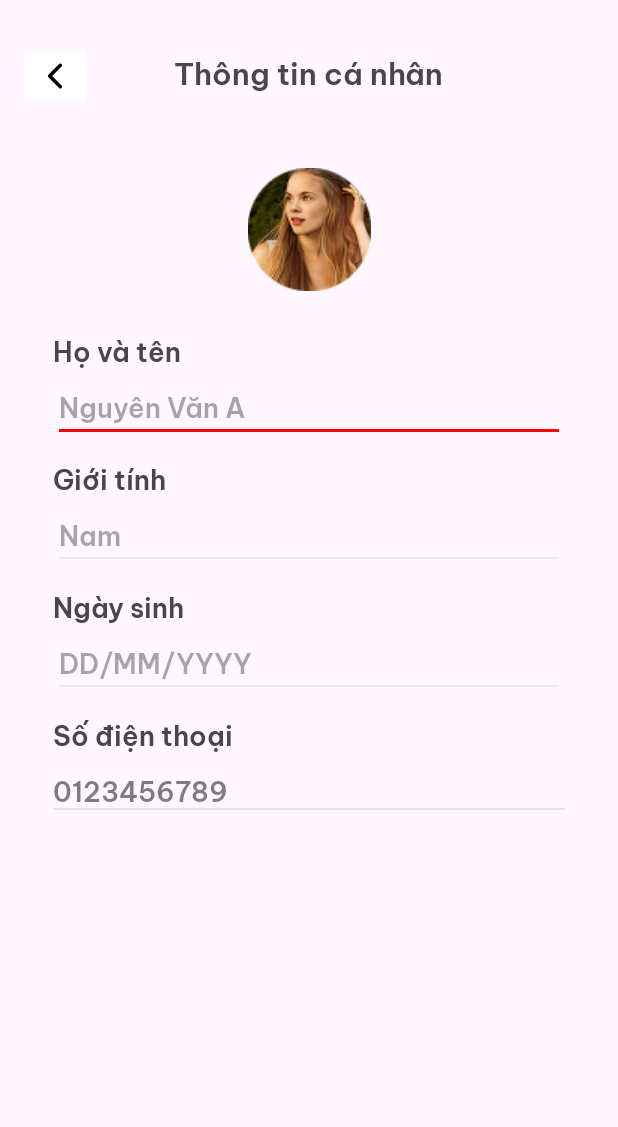
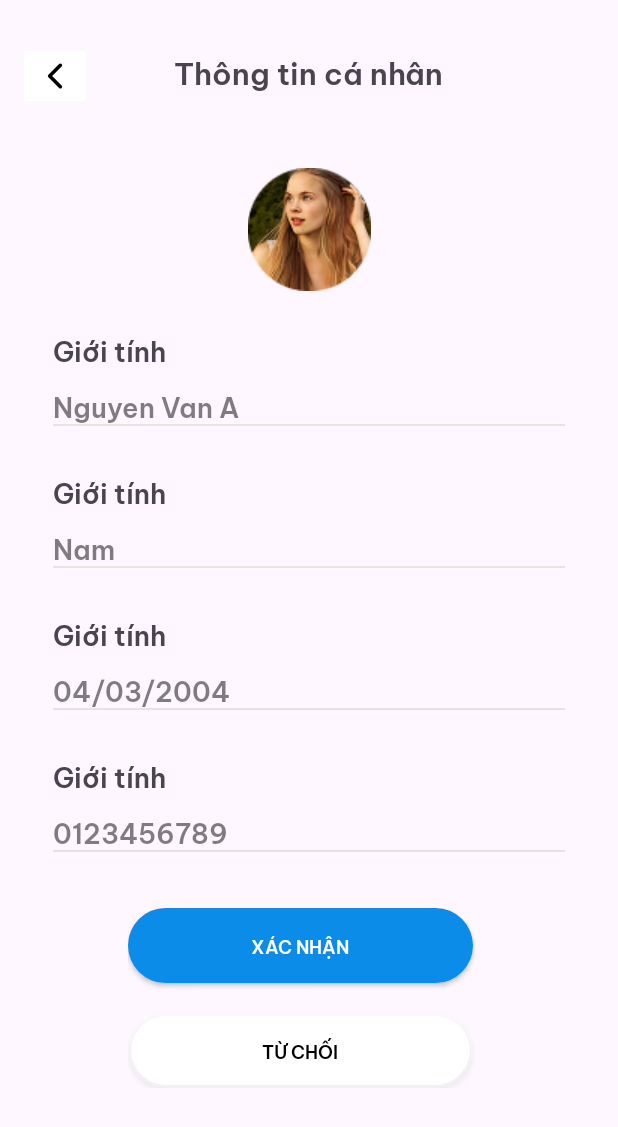
Before and after one commit to danhquyen2004/ProjectAndroid, an Android app: the PlayerInfor screen opened directly, with no data from a screen before it, on a phone screen of 412 x 824 dp. Shown: the top 1127 px of the screen. Run offline under Robolectric (Android 15) with nearby library versions, the phone set to English and light mode, and no system bars; our stand-ins replace CircleImageView.

Commit message:
add player_infor scene

```diff
--- a/Android/app/src/main/res/layout/activity_player_infor.xml
+++ b/Android/app/src/main/res/layout/activity_player_infor.xml
@@ -44,105 +44,99 @@
 
     <TextView
         android:id="@+id/tvPlayerName"
-        android:layout_width="wrap_content"
-        android:layout_height="wrap_content"
-        android:text="Họ và tên"
-        android:textSize="18sp"
-        android:textStyle="bold"
-        android:layout_marginStart="35dp"
+        style="@style/LabelInforTextViewStyle"
+        android:text="Giới tính"
+        android:layout_marginTop="25dp"
         app:layout_constraintTop_toBottomOf="@+id/imgAvatar"
-        app:layout_constraintStart_toStartOf="parent"
-        android:layout_marginTop="25dp"/>
-
-    <EditText
-        android:id="@+id/edtPlayerName"
-        android:layout_width="match_parent"
-        android:layout_height="wrap_content"
-        android:hint="Nguyên Văn A"
-        android:inputType="textPersonName"
-        android:layout_marginLeft="35dp"
-        android:layout_marginRight="35dp"
-        android:backgroundTint="@color/edit_text_color"
+        app:layout_constraintStart_toStartOf="parent"/>
+    <TextView
+        android:id="@+id/tvPlayerNameInfor"
+        style="@style/InforTextViewStyle"
+        android:text="Nguyen Van A"
         app:layout_constraintEnd_toEndOf="parent"
         app:layout_constraintStart_toStartOf="parent"
-        app:layout_constraintTop_toBottomOf="@+id/tvPlayerName" />
+        app:layout_constraintTop_toBottomOf="@+id/tvPlayerName"/>
 
     <TextView
         android:id="@+id/tvPlayerGender"
-        android:layout_width="wrap_content"
-        android:layout_height="wrap_content"
+        style="@style/LabelInforTextViewStyle"
         android:text="Giới tính"
-        android:textSize="18sp"
-        android:textStyle="bold"
-        android:layout_marginStart="35dp"
-        app:layout_constraintTop_toBottomOf="@+id/edtPlayerName"
-        app:layout_constraintStart_toStartOf="parent"
-        android:layout_marginTop="10dp"/>
+        app:layout_constraintTop_toBottomOf="@+id/tvPlayerNameInfor"
+        app:layout_constraintStart_toStartOf="parent"/>
 
-    <EditText
-        android:id="@+id/edtGender"
-        android:layout_width="match_parent"
-        android:layout_height="wrap_content"
-        android:hint="Nam"
-        android:inputType="textPersonName"
-        android:layout_marginLeft="35dp"
-        android:layout_marginRight="35dp"
-        android:backgroundTint="@color/edit_text_color"
+    <TextView
+        android:id="@+id/tvGenderInfor"
+        style="@style/InforTextViewStyle"
+        android:text="Nam"
         app:layout_constraintEnd_toEndOf="parent"
         app:layout_constraintStart_toStartOf="parent"
-        app:layout_constraintTop_toBottomOf="@+id/tvPlayerGender" />
+        app:layout_constraintTop_toBottomOf="@+id/tvPlayerGender"/>
+
 
     <TextView
         android:id="@+id/tvPlayerDob"
-        android:layout_width="wrap_content"
-        android:layout_height="wrap_content"
-        android:text="Ngày sinh"
-        android:textSize="18sp"
-        android:textStyle="bold"
-        android:layout_marginStart="35dp"
-        app:layout_constraintTop_toBottomOf="@+id/edtGender"
-        app:layout_constraintStart_toStartOf="parent"
-        android:layout_marginTop="10dp"/>
+        style="@style/LabelInforTextViewStyle"
+        android:text="Giới tính"
+        app:layout_constraintTop_toBottomOf="@+id/tvGenderInfor"
+        app:layout_constraintStart_toStartOf="parent"/>
 
-    <EditText
-        android:id="@+id/edtDob"
-        android:layout_width="match_parent"
-        android:layout_height="wrap_content"
-        android:hint="DD/MM/YYYY"
-        android:inputType="textPersonName"
-        android:layout_marginLeft="35dp"
-        android:layout_marginRight="35dp"
-        android:backgroundTint="@color/edit_text_color"
+    <TextView
+        android:id="@+id/tvDobInfor"
+        style="@style/InforTextViewStyle"
+        android:text="04/03/2004"
         app:layout_constraintEnd_toEndOf="parent"
         app:layout_constraintStart_toStartOf="parent"
-        app:layout_constraintTop_toBottomOf="@+id/tvPlayerDob" />
+        app:layout_constraintTop_toBottomOf="@+id/tvPlayerDob"/>
 
     <TextView
         android:id="@+id/tvPlayerPhoneNumber"
-        android:layout_width="wrap_content"
-        android:layout_height="wrap_content"
-        android:text="Số điện thoại"
-        android:textSize="18sp"
-        android:textStyle="bold"
-        android:layout_marginStart="35dp"
-        app:layout_constraintTop_toBottomOf="@+id/edtDob"
-        app:layout_constraintStart_toStartOf="parent"
-        android:layout_marginTop="10dp"/>
+        style="@style/LabelInforTextViewStyle"
+        android:text="Giới tính"
+        app:layout_constraintTop_toBottomOf="@+id/tvDobInfor"
+        app:layout_constraintStart_toStartOf="parent"/>
 
     <TextView
         android:id="@+id/tvPlayerPhoneNumberWData"
-        android:layout_width="match_parent"
-        android:layout_height="wrap_content"
+        style="@style/InforTextViewStyle"
         android:text="0123456789"
-        android:background="@drawable/underline"
-        android:textSize="18sp"
-        android:textColor="#80000000"
-        android:layout_marginLeft="35dp"
-        android:layout_marginRight="35dp"
         app:layout_constraintEnd_toEndOf="parent"
         app:layout_constraintStart_toStartOf="parent"
-        app:layout_constraintTop_toBottomOf="@+id/tvPlayerPhoneNumber"
-        android:layout_marginTop="10dp"/>
+        app:layout_constraintTop_toBottomOf="@+id/tvPlayerPhoneNumber"/>
+
+    <LinearLayout
+        android:layout_width="wrap_content"
+        android:layout_height="wrap_content"
+        android:layout_marginTop="10dp"
+        android:layout_marginBottom="5dp"
+        android:orientation="vertical"
+        app:layout_constraintBottom_toBottomOf="parent"
+        app:layout_constraintEnd_toEndOf="parent"
+        app:layout_constraintHorizontal_bias="0.497"
+        app:layout_constraintStart_toStartOf="parent"
+        app:layout_constraintTop_toBottomOf="@+id/tvPlayerPhoneNumberWData"
+        app:layout_constraintVertical_bias="0.228">
+
+        <com.google.android.material.button.MaterialButton
+            android:id="@+id/btnDiaLogOK"
+            style="@style/Base.Theme.Button.Blue"
+            android:backgroundTint="#0CE952"
+            android:layout_width="230dp"
+            android:layout_height="0dp"
+            android:layout_marginEnd="10dp"
+            android:layout_weight="1"
+            android:text="Xác nhận" />
+
+        <com.google.android.material.button.MaterialButton
+            android:id="@+id/btnDiaLogCancel"
+            style="@style/Base.Theme.Button.White"
+            android:layout_width="230dp"
+            android:layout_height="0dp"
+            android:layout_marginTop="20dp"
+            android:layout_marginEnd="10dp"
+            android:layout_weight="1"
+            android:text="Từ chối" />
+
+    </LinearLayout>
 
 
 </androidx.constraintlayout.widget.ConstraintLayout>
--- a/Android/app/src/main/res/values/themes.xml
+++ b/Android/app/src/main/res/values/themes.xml
@@ -146,4 +146,25 @@
         <item name="android:maxLines">1</item>
     </style>
 
+    //style cho TextView Thong tin
+    <style name="InforTextViewStyle">
+        <item name="android:layout_width">match_parent</item>
+        <item name="android:layout_height">wrap_content</item>
+        <item name="android:background">@drawable/underline</item>
+        <item name="android:textSize">18sp</item>
+        <item name="android:textColor">#80000000</item>
+        <item name="android:layout_marginLeft">35dp</item>
+        <item name="android:layout_marginRight">35dp</item>
+        <item name="android:layout_marginTop">10dp</item>
+    </style>
+
+    //Style cho TextView Label Thong tin
+    <style name="LabelInforTextViewStyle">
+        <item name="android:layout_width">wrap_content</item>
+        <item name="android:layout_height">wrap_content</item>
+        <item name="android:textSize">18sp</item>
+        <item name="android:textStyle">bold</item>
+        <item name="android:layout_marginStart">35dp</item>
+        <item name="android:layout_marginTop">30dp</item>
+    </style>
 </resources>
```
